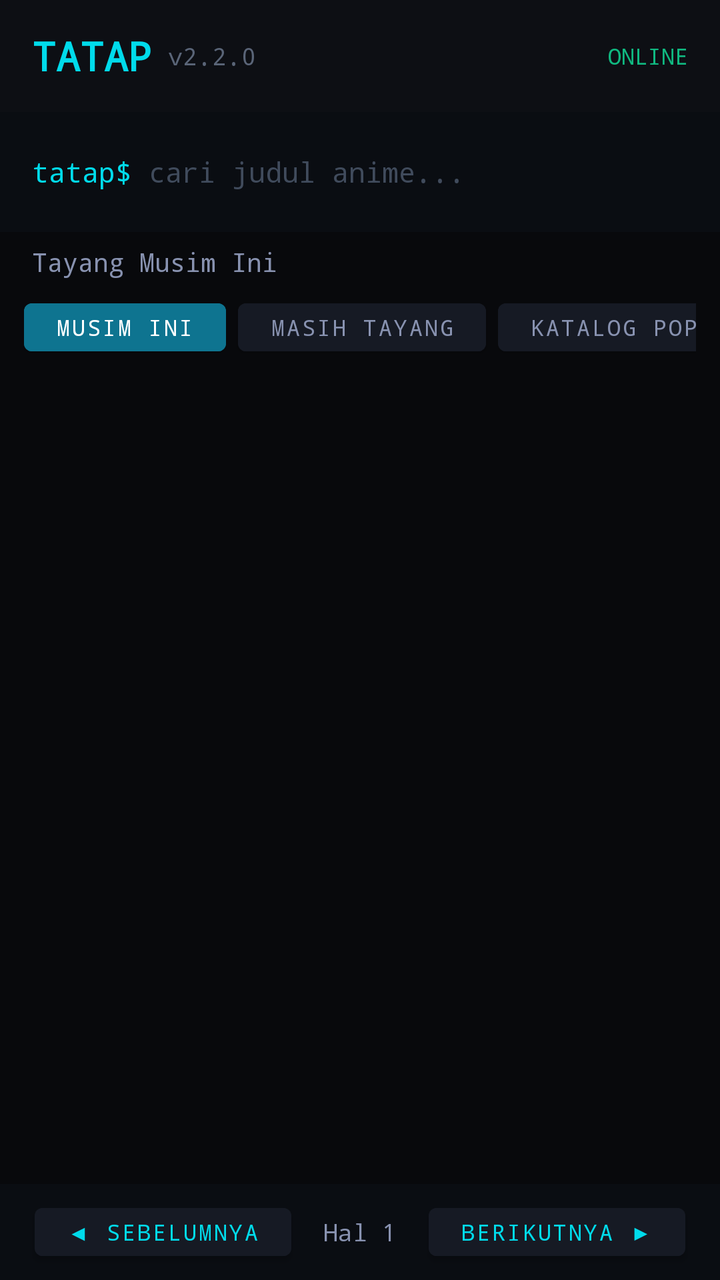
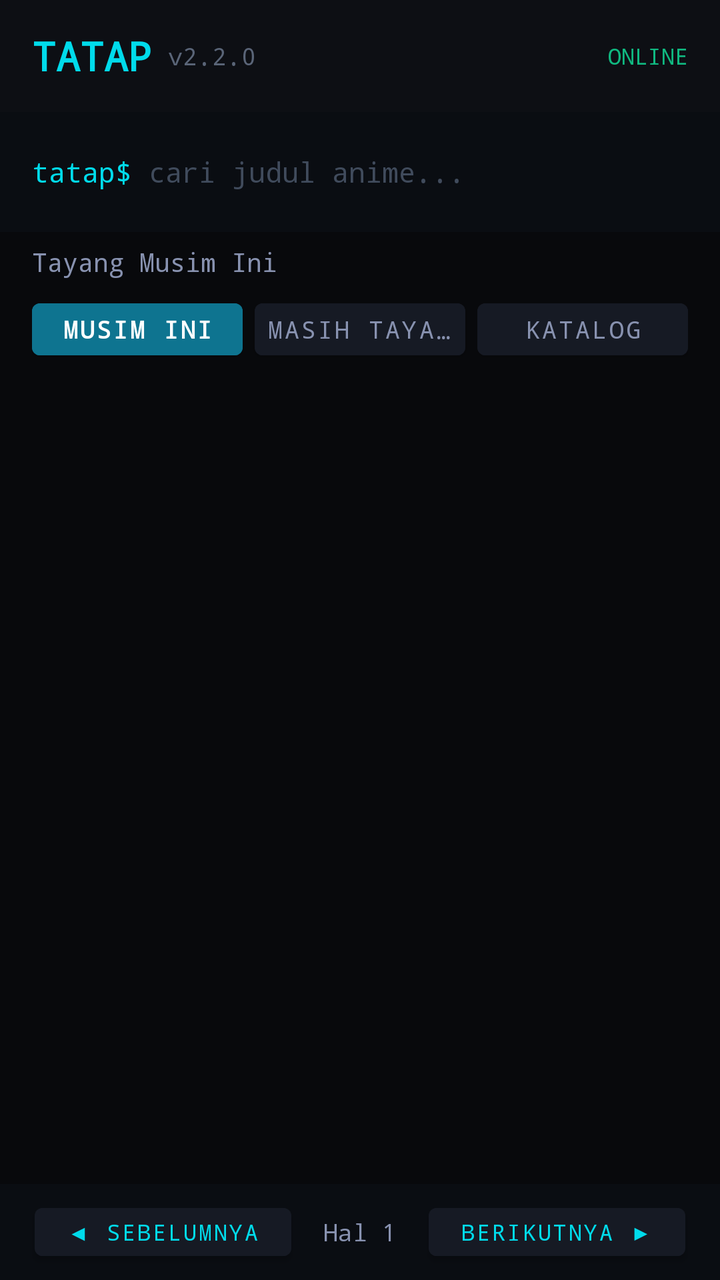

Before-and-after screenshots of an Android layout around one commit, followed by the original layout XML and the change that was made.
<!-- AndroidManifest.xml: application theme Theme.Tatap -->
<!-- res/layout/activity_main.xml -->
<?xml version="1.0" encoding="utf-8"?>
<LinearLayout xmlns:android="http://schemas.android.com/apk/res/android"
    xmlns:app="http://schemas.android.com/apk/res-auto"
    android:layout_width="match_parent"
    android:layout_height="match_parent"
    android:orientation="vertical"
    android:background="#08090C">

    
    <LinearLayout
        android:layout_width="match_parent"
        android:layout_height="56dp"
        android:gravity="center_vertical"
        android:paddingHorizontal="16dp"
        android:background="#0D0F14">

        <TextView
            android:layout_width="wrap_content"
            android:layout_height="wrap_content"
            android:text="TATAP"
            android:textColor="#00DBEB"
            android:textSize="20sp"
            android:textStyle="bold"
            android:fontFamily="monospace" />

        <TextView
            android:layout_width="wrap_content"
            android:layout_height="wrap_content"
            android:layout_marginStart="8dp"
            android:text="v2.2.0"
            android:textColor="#5A6578"
            android:textSize="12sp"
            android:fontFamily="monospace" />

        <View
            android:layout_width="0dp"
            android:layout_height="1dp"
            android:layout_weight="1" />

        <TextView
            android:id="@+id/tv_status_badge"
            android:layout_width="wrap_content"
            android:layout_height="wrap_content"
            android:text="ONLINE"
            android:textColor="#10B981"
            android:textSize="11sp"
            android:fontFamily="monospace" />
    </LinearLayout>

    
    <LinearLayout
        android:layout_width="match_parent"
        android:layout_height="wrap_content"
        android:paddingHorizontal="16dp"
        android:paddingVertical="10dp"
        android:gravity="center_vertical"
        android:background="#0A0D12">

        <TextView
            android:layout_width="wrap_content"
            android:layout_height="wrap_content"
            android:text="tatap$ "
            android:textColor="#00DBEB"
            android:textSize="14sp"
            android:fontFamily="monospace" />

        <EditText
            android:id="@+id/et_search"
            android:layout_width="0dp"
            android:layout_height="40dp"
            android:layout_weight="1"
            android:background="@null"
            android:hint="cari judul anime..."
            android:textColorHint="#404B5C"
            android:textColor="#E1E7EF"
            android:textSize="14sp"
            android:fontFamily="monospace"
            android:imeOptions="actionSearch"
            android:inputType="text"
            android:singleLine="true" />

        <ProgressBar
            android:id="@+id/pb_loading"
            android:layout_width="24dp"
            android:layout_height="24dp"
            android:visibility="gone"
            android:indeterminateTint="#00DBEB" />
    </LinearLayout>

    
    <LinearLayout
        android:layout_width="match_parent"
        android:layout_height="wrap_content"
        android:paddingHorizontal="16dp"
        android:paddingVertical="6dp"
        android:gravity="center_vertical">

        <TextView
            android:id="@+id/tv_section_title"
            android:layout_width="0dp"
            android:layout_height="wrap_content"
            android:layout_weight="1"
            android:text="Tayang Musim Ini"
            android:textColor="#8892B0"
            android:textSize="13sp"
            android:fontFamily="monospace" />

        <TextView
            android:id="@+id/tv_item_count"
            android:layout_width="wrap_content"
            android:layout_height="wrap_content"
            android:text=""
            android:textColor="#5A6578"
            android:textSize="12sp"
            android:fontFamily="monospace" />
    </LinearLayout>

    
    <HorizontalScrollView
        android:layout_width="match_parent"
        android:layout_height="wrap_content"
        android:scrollbars="none"
        android:paddingHorizontal="12dp"
        android:paddingBottom="6dp">

        <LinearLayout
            android:layout_width="wrap_content"
            android:layout_height="wrap_content"
            android:orientation="horizontal">

            <Button
                android:id="@+id/btn_tab_musim"
                android:layout_width="wrap_content"
                android:layout_height="36dp"
                android:layout_marginEnd="6dp"
                android:text="Musim Ini"
                android:textColor="#FFFFFF"
                android:backgroundTint="#0E7490"
                android:textSize="11sp"
                android:fontFamily="monospace" />

            <Button
                android:id="@+id/btn_tab_airing"
                android:layout_width="wrap_content"
                android:layout_height="36dp"
                android:layout_marginEnd="6dp"
                android:text="Masih Tayang"
                android:textColor="#8892B0"
                android:backgroundTint="#161A24"
                android:textSize="11sp"
                android:fontFamily="monospace" />

            <Button
                android:id="@+id/btn_tab_katalog"
                android:layout_width="wrap_content"
                android:layout_height="36dp"
                android:text="Katalog Populer"
                android:textColor="#8892B0"
                android:backgroundTint="#161A24"
                android:textSize="11sp"
                android:fontFamily="monospace" />
        </LinearLayout>
    </HorizontalScrollView>

    
    <androidx.recyclerview.widget.RecyclerView
        android:id="@+id/rv_anime_grid"
        android:layout_width="match_parent"
        android:layout_height="0dp"
        android:layout_weight="1"
        android:padding="8dp"
        android:clipToPadding="false"
        android:scrollbars="vertical" />

    
    <LinearLayout
        android:id="@+id/layout_pagination"
        android:layout_width="match_parent"
        android:layout_height="48dp"
        android:gravity="center"
        android:background="#0A0D12"
        android:paddingHorizontal="16dp">

        <Button
            android:id="@+id/btn_prev_page"
            android:layout_width="wrap_content"
            android:layout_height="36dp"
            android:text="◀ SEBELUMNYA"
            android:textColor="#00DBEB"
            android:backgroundTint="#161A24"
            android:textSize="11sp"
            android:fontFamily="monospace" />

        <TextView
            android:id="@+id/tv_page_indicator"
            android:layout_width="wrap_content"
            android:layout_height="wrap_content"
            android:layout_marginHorizontal="16dp"
            android:text="Hal 1"
            android:textColor="#8892B0"
            android:textSize="12sp"
            android:fontFamily="monospace" />

        <Button
            android:id="@+id/btn_next_page"
            android:layout_width="wrap_content"
            android:layout_height="36dp"
            android:text="BERIKUTNYA ▶"
            android:textColor="#00DBEB"
            android:backgroundTint="#161A24"
            android:textSize="11sp"
            android:fontFamily="monospace" />
    </LinearLayout>
</LinearLayout>
<!-- resources referenced by this layout -->
<resources>
  <style name="Theme.Tatap" parent="Theme.MaterialComponents.NoActionBar">
          <item name="colorPrimary">#0e7490</item>
          <item name="colorPrimaryVariant">#08090c</item>
          <item name="colorOnPrimary">#ffffff</item>
          <item name="colorSecondary">#00dbeb</item>
          <item name="android:statusBarColor">#08090c</item>
          <item name="android:navigationBarColor">#08090c</item>
          <item name="android:windowBackground">#08090c</item>
      </style>
</resources>

<!-- the commit's change to res/layout/activity_main.xml (unified diff, before → after) -->
@@ -116,51 +116,60 @@
     </LinearLayout>
 
     
-    <HorizontalScrollView
+    <LinearLayout
         android:layout_width="match_parent"
         android:layout_height="wrap_content"
-        android:scrollbars="none"
-        android:paddingHorizontal="12dp"
-        android:paddingBottom="6dp">
-
-        <LinearLayout
-            android:layout_width="wrap_content"
-            android:layout_height="wrap_content"
-            android:orientation="horizontal">
-
-            <Button
-                android:id="@+id/btn_tab_musim"
-                android:layout_width="wrap_content"
-                android:layout_height="36dp"
-                android:layout_marginEnd="6dp"
-                android:text="Musim Ini"
-                android:textColor="#FFFFFF"
-                android:backgroundTint="#0E7490"
-                android:textSize="11sp"
-                android:fontFamily="monospace" />
-
-            <Button
-                android:id="@+id/btn_tab_airing"
-                android:layout_width="wrap_content"
-                android:layout_height="36dp"
-                android:layout_marginEnd="6dp"
-                android:text="Masih Tayang"
-                android:textColor="#8892B0"
-                android:backgroundTint="#161A24"
-                android:textSize="11sp"
-                android:fontFamily="monospace" />
-
-            <Button
-                android:id="@+id/btn_tab_katalog"
-                android:layout_width="wrap_content"
-                android:layout_height="36dp"
-                android:text="Katalog Populer"
-                android:textColor="#8892B0"
-                android:backgroundTint="#161A24"
-                android:textSize="11sp"
-                android:fontFamily="monospace" />
-        </LinearLayout>
-    </HorizontalScrollView>
+        android:orientation="horizontal"
+        android:weightSum="3"
+        android:paddingHorizontal="16dp"
+        android:paddingBottom="8dp">
+
+        <Button
+            android:id="@+id/btn_tab_musim"
+            android:layout_width="0dp"
+            android:layout_height="38dp"
+            android:layout_weight="1"
+            android:layout_marginEnd="4dp"
+            android:paddingHorizontal="4dp"
+            android:text="Musim Ini"
+            android:textColor="#FFFFFF"
+            android:backgroundTint="#0E7490"
+            android:textSize="12sp"
+            android:textStyle="bold"
+            android:fontFamily="monospace"
+            android:singleLine="true"
+            android:ellipsize="end" />
+
+        <Button
+            android:id="@+id/btn_tab_airing"
+            android:layout_width="0dp"
+            android:layout_height="38dp"
+            android:layout_weight="1"
+            android:layout_marginHorizontal="2dp"
+            android:paddingHorizontal="4dp"
+            android:text="Masih Tayang"
+            android:textColor="#8892B0"
+            android:backgroundTint="#161A24"
+            android:textSize="12sp"
+            android:fontFamily="monospace"
+            android:singleLine="true"
+            android:ellipsize="end" />
+
+        <Button
+            android:id="@+id/btn_tab_katalog"
+            android:layout_width="0dp"
+            android:layout_height="38dp"
+            android:layout_weight="1"
+            android:layout_marginStart="4dp"
+            android:paddingHorizontal="4dp"
+            android:text="Katalog"
+            android:textColor="#8892B0"
+            android:backgroundTint="#161A24"
+            android:textSize="12sp"
+            android:fontFamily="monospace"
+            android:singleLine="true"
+            android:ellipsize="end" />
+    </LinearLayout>
 
     
     <androidx.recyclerview.widget.RecyclerView
